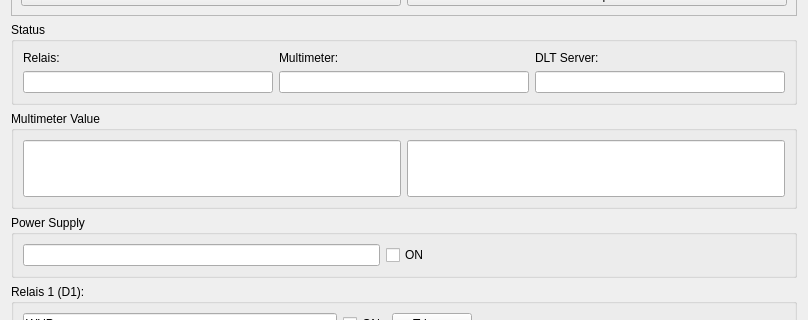
Qt form dialog.ui (alexmucde/DLTPower) before a commit; both pictures show x 0 to 808 and y 134 to 454 of the 808 by 768 pixel window.
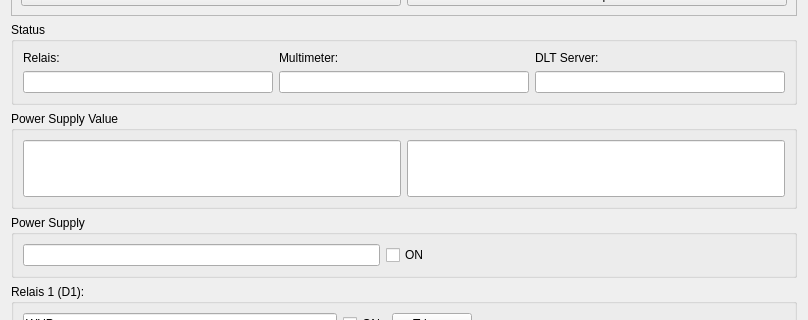
The same form after that commit.

Commit message:
Reset Relais and Power to false at start
Send power name to dlt

Patch:
```diff
--- a/dialog.ui
+++ b/dialog.ui
@@ -76,7 +76,7 @@
    <item row="10" column="0">
     <widget class="QGroupBox" name="groupBox_7">
      <property name="title">
-      <string>Multimeter Value</string>
+      <string>Power Supply Value</string>
      </property>
      <layout class="QHBoxLayout" name="horizontalLayout_5">
       <item>
```
The commit also changes 7 other files.
